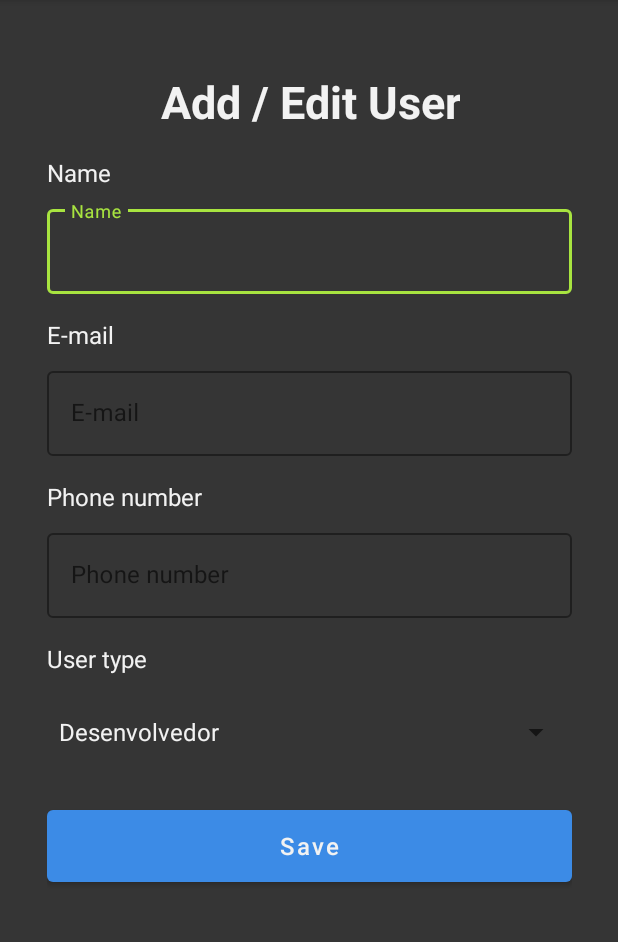
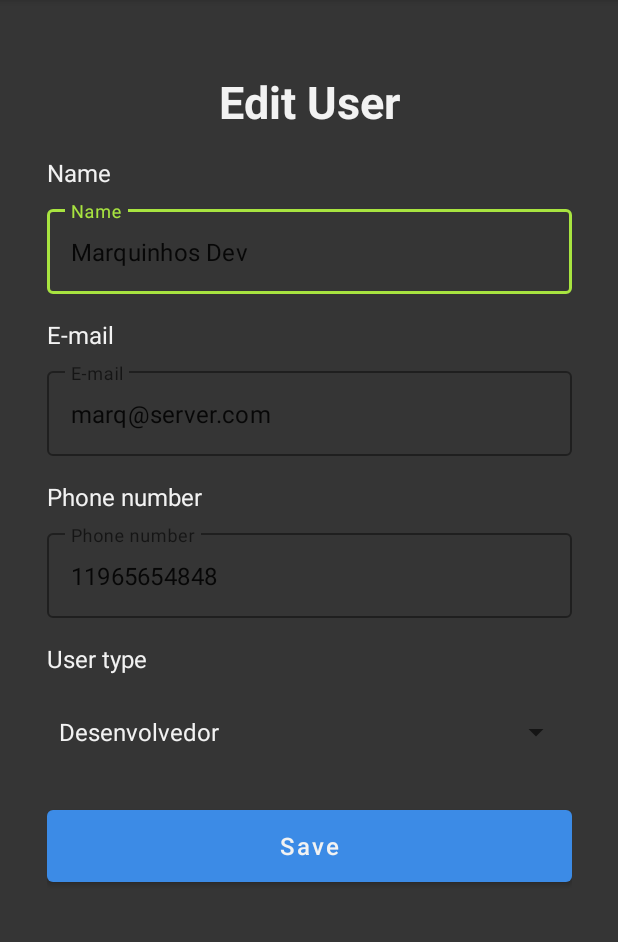
Before and after one commit to Felix-xilef/HavingOrder, an Android app: the UsersActivity screen opened directly, with no data from a screen before it, after a tap on "Nome do usuário", on a phone screen of 412 x 824 dp, the part 84-1026 px from its top. Run offline under Robolectric (Android 15) with nearby library versions, the phone set to English and light mode, and no system bars.

Commit message:
Adding the dynamic user features (Add / Edit)

```diff
--- a/app/src/main/java/com/fatec/havingorder/AddEditUserActivity.java
+++ /dev/null
@@ -1,51 +0,0 @@
-package com.fatec.havingorder;
-
-import android.content.Intent;
-import android.os.Bundle;
-import android.view.View;
-import android.widget.AdapterView;
-import android.widget.ArrayAdapter;
-import android.widget.Spinner;
-
-public class AddEditUserActivity extends ActivityWithActionBar implements AdapterView.OnItemSelectedListener {
-
-    private Spinner userTypeSpinner;
-    private static final String[] userTypes = {"Desenvolvedor", "Cliente"};
-
-    @Override
-    protected void onCreate(Bundle savedInstanceState) {
-        super.onCreate(savedInstanceState);
-        setContentView(R.layout.activity_add_edit_user);
-
-        super.setCustomActionBar();
-
-        userTypeSpinner = (Spinner) findViewById(R.id.cmbUserType);
-        ArrayAdapter<String> userTypeAdapter = new ArrayAdapter<String>(this, android.R.layout.simple_spinner_item, userTypes);
-
-        userTypeAdapter.setDropDownViewResource(android.R.layout.simple_spinner_dropdown_item);
-        userTypeSpinner.setAdapter(userTypeAdapter);
-        userTypeSpinner.setOnItemSelectedListener(this);
-    }
-
-    @Override
-    public void onItemSelected(AdapterView<?> parent, View v, int position, long id) {
-        switch (position) {
-            case 0:
-                break;
-
-            case 1:
-                break;
-        }
-    }
-
-    @Override
-    public void onNothingSelected(AdapterView<?> adapterView) {
-
-    }
-
-    public void saveUser(View view) {
-        /* Intent intent = new Intent(this, UsersActivity.class);
-        startActivity(intent); */
-        finish();
-    }
-}
--- a/app/src/main/java/com/fatec/havingorder/ActivityWithActionBar.java
+++ b/app/src/main/java/com/fatec/havingorder/activities/ActivityWithActionBar.java
@@ -1,4 +1,4 @@
-package com.fatec.havingorder;
+package com.fatec.havingorder.activities;
 
 import android.annotation.SuppressLint;
 import android.content.Intent;
@@ -9,6 +9,8 @@ import android.view.MenuItem;
 import androidx.annotation.NonNull;
 import androidx.appcompat.app.AppCompatActivity;
 import androidx.appcompat.widget.Toolbar;
+
+import com.fatec.havingorder.R;
 
 public abstract class ActivityWithActionBar extends AppCompatActivity {
 
--- a/app/src/main/java/com/fatec/havingorder/AddEditOrderActivity.java
+++ b/app/src/main/java/com/fatec/havingorder/activities/AddEditOrderActivity.java
@@ -1,11 +1,12 @@
-package com.fatec.havingorder;
+package com.fatec.havingorder.activities;
 
-import android.content.Intent;
 import android.os.Bundle;
 import android.view.View;
 import android.widget.AdapterView;
 import android.widget.ArrayAdapter;
 import android.widget.Spinner;
+
+import com.fatec.havingorder.R;
 
 public class AddEditOrderActivity extends ActivityWithActionBar implements AdapterView.OnItemSelectedListener {
 
--- /dev/null
+++ b/app/src/main/java/com/fatec/havingorder/activities/AddEditUserActivity.java
@@ -0,0 +1,84 @@
+package com.fatec.havingorder.activities;
+
+import android.content.Intent;
+import android.os.Bundle;
+import android.view.View;
+import android.widget.AdapterView;
+import android.widget.ArrayAdapter;
+import android.widget.EditText;
+import android.widget.Spinner;
+import android.widget.TextView;
+
+import com.fatec.havingorder.R;
+import com.fatec.havingorder.models.User;
+import com.fatec.havingorder.models.UserType;
+import com.fatec.havingorder.services.UserService;
+
+public class AddEditUserActivity extends ActivityWithActionBar implements AdapterView.OnItemSelectedListener {
+
+    private UserService userService = new UserService();
+
+    private int userId;
+    private User user = new User();
+
+    private EditText name;
+    private EditText email;
+    private EditText phone;
+
+    private TextView lblAddEditUser;
+
+    private Spinner userTypeSpinner;
+    private static final String[] userTypes = {"Desenvolvedor", "Cliente"};
+
+    @Override
+    protected void onCreate(Bundle savedInstanceState) {
+        super.onCreate(savedInstanceState);
+        setContentView(R.layout.activity_add_edit_user);
+
+        super.setCustomActionBar();
+
+        userTypeSpinner = (Spinner) findViewById(R.id.cmbUserType);
+        ArrayAdapter<String> userTypeAdapter = new ArrayAdapter<String>(this, android.R.layout.simple_spinner_item, userTypes);
+
+        userTypeAdapter.setDropDownViewResource(android.R.layout.simple_spinner_dropdown_item);
+        userTypeSpinner.setAdapter(userTypeAdapter);
+        userTypeSpinner.setOnItemSelectedListener(this);
+
+        name = (EditText) findViewById(R.id.txtNameContent);
+        email = (EditText) findViewById(R.id.txtEmailContent);
+        phone = (EditText) findViewById(R.id.txtPhoneContent);
+
+        lblAddEditUser = (TextView) findViewById(R.id.lblAddEditUser);
+
+        Intent intent = getIntent();
+        userId = intent.getIntExtra("userId", -1);
+
+        if (userId > -1) {
+            getUser(userId);
+
+            lblAddEditUser.setText(getString(R.string.editUser));
+        }
+    }
+
+    @Override
+    public void onItemSelected(AdapterView<?> parent, View v, int position, long id) {
+        user.setType(new UserType(position + 1));
+    }
+
+    @Override
+    public void onNothingSelected(AdapterView<?> adapterView) {
+    }
+
+    public void saveUser(View view) {
+        finish();
+    }
+
+    public void getUser(int id) {
+        user = userService.getUser(id);
+
+        name.setText(user.getName());
+        email.setText(user.getEmail());
+        phone.setText(user.getPhone());
+        userTypeSpinner.setSelection(user.getType().getId() - 1);
+    }
+}
--- a/app/src/main/java/com/fatec/havingorder/MainActivity.java
+++ b/app/src/main/java/com/fatec/havingorder/activities/MainActivity.java
@@ -1,10 +1,12 @@
-package com.fatec.havingorder;
+package com.fatec.havingorder.activities;
 
 import androidx.appcompat.app.AppCompatActivity;
 
 import android.content.Intent;
 import android.os.Bundle;
 import android.os.Handler;
+
+import com.fatec.havingorder.R;
 
 public class MainActivity extends AppCompatActivity {
 
--- a/app/src/main/java/com/fatec/havingorder/OrdersActivity.java
+++ b/app/src/main/java/com/fatec/havingorder/activities/OrdersActivity.java
@@ -1,4 +1,4 @@
-package com.fatec.havingorder;
+package com.fatec.havingorder.activities;
 
 import androidx.annotation.NonNull;
 
@@ -6,6 +6,8 @@ import android.content.Intent;
 import android.os.Bundle;
 import android.view.MenuItem;
 import android.view.View;
+
+import com.fatec.havingorder.R;
 
 public class OrdersActivity extends ActivityWithActionBar {
 
--- a/app/src/main/java/com/fatec/havingorder/SignInActivity.java
+++ b/app/src/main/java/com/fatec/havingorder/activities/SignInActivity.java
@@ -1,10 +1,12 @@
-package com.fatec.havingorder;
+package com.fatec.havingorder.activities;
 
 import androidx.appcompat.app.AppCompatActivity;
 
 import android.content.Intent;
 import android.os.Bundle;
 import android.view.View;
+
+import com.fatec.havingorder.R;
 
 public class SignInActivity extends AppCompatActivity {
 
--- a/app/src/main/java/com/fatec/havingorder/UsersActivity.java
+++ b/app/src/main/java/com/fatec/havingorder/activities/UsersActivity.java
@@ -1,4 +1,4 @@
-package com.fatec.havingorder;
+package com.fatec.havingorder.activities;
 
 import androidx.annotation.NonNull;
 
@@ -6,6 +6,8 @@ import android.content.Intent;
 import android.os.Bundle;
 import android.view.MenuItem;
 import android.view.View;
+
+import com.fatec.havingorder.R;
 
 public class UsersActivity extends ActivityWithActionBar {
 
@@ -29,8 +31,16 @@ public class UsersActivity extends ActivityWithActionBar {
         }
     }
 
+    public void goToAddEditUserWithContent(View view) {
+        Intent intent = new Intent(this, AddEditUserActivity.class);
+        intent.putExtra("userId", Integer.parseInt(view.getContentDescription().toString()));
+
+        startActivity(intent);
+    }
+
     public void goToAddEditUser(View view) {
         Intent intent = new Intent(this, AddEditUserActivity.class);
+
         startActivity(intent);
     }
 }
--- /dev/null
+++ b/app/src/main/java/com/fatec/havingorder/models/User.java
@@ -0,0 +1,91 @@
+package com.fatec.havingorder.models;
+
+import java.util.Objects;
+
+public class User {
+
+    private int id;
+
+    private String name;
+
+    private String email;
+
+    private String phone;
+
+    private UserType type;
+
+    public User() {
+    }
+
+    public User(int id, String name, String email, String phone, UserType type) {
+        this.id = id;
+        this.name = name;
+        this.email = email;
+        this.phone = phone;
+        this.type = type;
+    }
+
+    public int getId() {
+        return id;
+    }
+
+    public void setId(int id) {
+        this.id = id;
+    }
+
+    public String getName() {
+        return name;
+    }
+
+    public void setName(String name) {
+        this.name = name;
+    }
+
+    public String getEmail() {
+        return email;
+    }
+
+    public void setEmail(String email) {
+        this.email = email;
+    }
+
+    public String getPhone() {
+        return phone;
+    }
+
+    public void setPhone(String phone) {
+        this.phone = phone;
+    }
+
+    public UserType getType() {
+        return type;
+    }
+
+    public void setType(UserType type) {
+        this.type = type;
+    }
+
+    @Override
+    public boolean equals(Object o) {
+        if (this == o) return true;
+        if (o == null || getClass() != o.getClass()) return false;
+        User user = (User) o;
+        return id == user.id;
+    }
+
+    @Override
+    public int hashCode() {
+        return Objects.hash(id);
+    }
+
+    @Override
+    public String toString() {
+        return "User{" +
+                "id=" + id +
+                ", name='" + name + '\'' +
+                ", email='" + email + '\'' +
+                ", phone='" + phone + '\'' +
+                ", type=" + type +
+                '}';
+    }
+}
--- /dev/null
+++ b/app/src/main/java/com/fatec/havingorder/models/UserType.java
@@ -0,0 +1,57 @@
+package com.fatec.havingorder.models;
+
+import java.util.Objects;
+
+public class UserType {
+
+    private int id;
+
+    private String description;
+
+    public UserType() {
+    }
+
+    public UserType(int id) {
+        this.id = id;
+
+        if (id == 1) this.description = "Desenvolvedor";
+        else this.description = "Cliente";
+    }
+
+    public int getId() {
+        return id;
+    }
+
+    public void setId(int id) {
+        this.id = id;
+    }
+
+    public String getDescription() {
+        return description;
+    }
+
+    public void setDescription(String description) {
+        this.description = description;
+    }
+
+    @Override
+    public boolean equals(Object o) {
+        if (this == o) return true;
+        if (o == null || getClass() != o.getClass()) return false;
+        UserType userType = (UserType) o;
+        return id == userType.id;
+    }
+
+    @Override
+    public int hashCode() {
+        return Objects.hash(id);
+    }
+
+    @Override
+    public String toString() {
+        return "UserType{" +
+                "id=" + id +
+                ", description='" + description + '\'' +
+                '}';
+    }
+}
--- /dev/null
+++ b/app/src/main/java/com/fatec/havingorder/services/UserService.java
@@ -0,0 +1,16 @@
+package com.fatec.havingorder.services;
+
+import com.fatec.havingorder.models.User;
+import com.fatec.havingorder.models.UserType;
+
+public class UserService {
+    private final User[] users = {
+            new User(0, "Marquinhos Dev", "marq@server.com", "11965654848", new UserType(1)),
+            new User(1, "Marquinhos Cliente", "marqC@server.com", "11915754948", new UserType(2)),
+            new User(2, "Dev test", "dev@server.com", "11966332015", new UserType(1))
+    };
+
+    public User getUser(int id) {
+        return users[id];
+    }
+}
--- a/app/src/main/res/layout/activity_add_edit_order.xml
+++ b/app/src/main/res/layout/activity_add_edit_order.xml
@@ -4,7 +4,7 @@
     xmlns:tools="http://schemas.android.com/tools"
     android:layout_width="match_parent"
     android:layout_height="match_parent"
-    tools:context=".AddEditOrderActivity">
+    tools:context=".activities.AddEditOrderActivity">
 
     <include
         android:id="@+id/include"
--- a/app/src/main/res/layout/activity_add_edit_user.xml
+++ b/app/src/main/res/layout/activity_add_edit_user.xml
@@ -4,7 +4,7 @@
     xmlns:tools="http://schemas.android.com/tools"
     android:layout_width="match_parent"
     android:layout_height="match_parent"
-    tools:context=".AddEditUserActivity">
+    tools:context=".activities.AddEditUserActivity">
 
     <include
         android:id="@+id/include"
@@ -21,23 +21,11 @@
         app:layout_constraintTop_toBottomOf="@+id/include"
         app:layout_constraintVertical_bias="0.19999999">
 
-        <Spinner
-            android:id="@+id/cmbUserType"
-            android:layout_width="350dp"
-            android:layout_height="60dp"
-            android:layout_marginTop="8dp"
-            android:elevation="4dp"
-            android:foregroundTint="@color/foreground_dark"
-            app:layout_constraintEnd_toEndOf="@+id/txtPhone"
-            app:layout_constraintStart_toStartOf="@+id/txtPhone"
-            app:layout_constraintTop_toBottomOf="@+id/lblUserType"
-            tools:ignore="SpeakableTextPresentCheck" />
-
         <TextView
             android:id="@+id/lblAddEditUser"
             android:layout_width="wrap_content"
             android:layout_height="wrap_content"
-            android:text="@string/addEditUser"
+            android:text="@string/addUser"
             android:textAlignment="center"
             android:textSize="30sp"
             android:textStyle="bold"
@@ -68,6 +56,7 @@
             app:layout_constraintTop_toBottomOf="@+id/lblName">
 
             <com.google.android.material.textfield.TextInputEditText
+                android:id="@+id/txtNameContent"
                 android:layout_width="match_parent"
                 android:layout_height="wrap_content"
                 android:hint="@string/name"
@@ -97,6 +86,7 @@
             app:layout_constraintTop_toBottomOf="@+id/lblEmail">
 
             <com.google.android.material.textfield.TextInputEditText
+                android:id="@+id/txtEmailContent"
                 android:layout_width="match_parent"
                 android:layout_height="wrap_content"
                 android:hint="@string/email"
@@ -126,6 +116,7 @@
             app:layout_constraintTop_toBottomOf="@+id/lblPhone">
 
             <com.google.android.material.textfield.TextInputEditText
+                android:id="@+id/txtPhoneContent"
                 android:layout_width="match_parent"
                 android:layout_height="wrap_content"
                 android:hint="@string/phone"
@@ -141,6 +132,18 @@
             android:textSize="16sp"
             app:layout_constraintStart_toStartOf="@+id/cmbUserType"
             app:layout_constraintTop_toBottomOf="@+id/txtPhone" />
+
+        <Spinner
+            android:id="@+id/cmbUserType"
+            android:layout_width="350dp"
+            android:layout_height="60dp"
+            android:layout_marginTop="8dp"
+            android:elevation="4dp"
+            android:foregroundTint="@color/foreground_dark"
+            app:layout_constraintEnd_toEndOf="@+id/txtPhone"
+            app:layout_constraintStart_toStartOf="@+id/txtPhone"
+            app:layout_constraintTop_toBottomOf="@+id/lblUserType"
+            tools:ignore="SpeakableTextPresentCheck" />
 
         <Button
             android:id="@+id/button"
--- a/app/src/main/res/layout/activity_main.xml
+++ b/app/src/main/res/layout/activity_main.xml
@@ -4,7 +4,7 @@
     xmlns:tools="http://schemas.android.com/tools"
     android:layout_width="match_parent"
     android:layout_height="match_parent"
-    tools:context=".MainActivity">
+    tools:context=".activities.MainActivity">
 
     <ImageView
         android:id="@+id/imageView2"
--- a/app/src/main/res/layout/activity_orders.xml
+++ b/app/src/main/res/layout/activity_orders.xml
@@ -4,7 +4,7 @@
     xmlns:tools="http://schemas.android.com/tools"
     android:layout_width="match_parent"
     android:layout_height="match_parent"
-    tools:context=".OrdersActivity">
+    tools:context=".activities.OrdersActivity">
 
     <include
         android:id="@+id/include"
--- a/app/src/main/res/layout/activity_sign_in.xml
+++ b/app/src/main/res/layout/activity_sign_in.xml
@@ -4,7 +4,7 @@
     xmlns:tools="http://schemas.android.com/tools"
     android:layout_width="match_parent"
     android:layout_height="match_parent"
-    tools:context=".SignInActivity">
+    tools:context=".activities.SignInActivity">
 
     <ImageView
         android:id="@+id/imageView"
--- a/app/src/main/res/values/strings.xml
+++ b/app/src/main/res/values/strings.xml
@@ -32,5 +32,6 @@
     <string name="lblOrderStatus" translatable="false">Status</string>
     <string name="lblComment">Comment</string>
     <string name="btnSave">Save</string>
-    <string name="addEditUser">Add / Edit User</string>
+    <string name="addUser">Add User</string>
+    <string name="editUser">Edit User</string>
 </resources>
```
Also changed, not shown: app/src/main/AndroidManifest.xml (+6 -6 lines), app/src/main/res/layout/activity_users.xml (+28 -22 lines), 1 other file.
